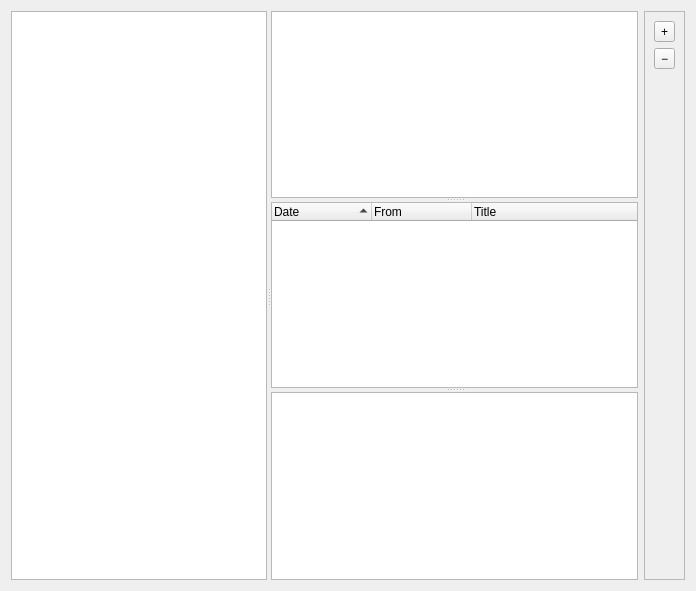
Before: the Qt Designer form weboob/applications/qboobmsg/ui/messages_manager.ui in laurentb/weboob, drawn with Qt 5.
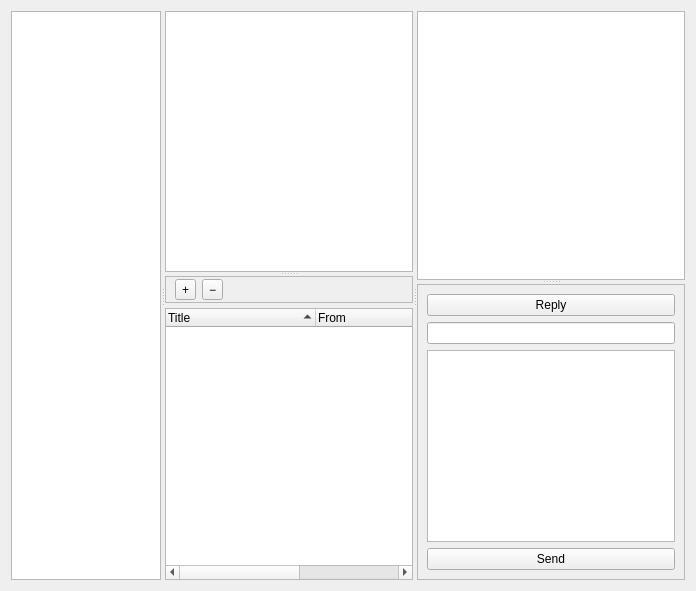
After: the same form once the commit is applied.

Commit message: support messages sending and several minor features

The edit to the form file:
```diff
--- a/weboob/applications/qboobmsg/ui/messages_manager.ui
+++ b/weboob/applications/qboobmsg/ui/messages_manager.ui
@@ -13,29 +13,29 @@
   <property name="windowTitle">
    <string/>
   </property>
-  <layout class="QHBoxLayout" name="horizontalLayout">
+  <layout class="QVBoxLayout" name="verticalLayout_2">
    <item>
-    <widget class="QSplitter" name="splitter_3">
+    <widget class="QSplitter" name="splitter_4">
      <property name="orientation">
       <enum>Qt::Horizontal</enum>
      </property>
      <widget class="QListWidget" name="backendsList">
       <property name="sizePolicy">
-       <sizepolicy hsizetype="Maximum" vsizetype="Maximum">
+       <sizepolicy hsizetype="Fixed" vsizetype="Maximum">
         <horstretch>0</horstretch>
         <verstretch>0</verstretch>
        </sizepolicy>
       </property>
+      <property name="maximumSize">
+       <size>
+        <width>150</width>
+        <height>16777215</height>
+       </size>
+      </property>
      </widget>
-     <widget class="QSplitter" name="splitter_2">
-      <property name="sizePolicy">
-       <sizepolicy hsizetype="Expanding" vsizetype="Expanding">
-        <horstretch>10</horstretch>
-        <verstretch>0</verstretch>
-       </sizepolicy>
-      </property>
+     <widget class="QSplitter" name="splitter_3">
       <property name="orientation">
-       <enum>Qt::Vertical</enum>
+       <enum>Qt::Horizontal</enum>
       </property>
       <widget class="QSplitter" name="splitter">
        <property name="orientation">
@@ -49,6 +49,78 @@
          </sizepolicy>
         </property>
        </widget>
+       <widget class="QWidget" name="widget" native="true">
+        <layout class="QVBoxLayout" name="verticalLayout_3">
+         <property name="spacing">
+          <number>5</number>
+         </property>
+         <property name="margin">
+          <number>0</number>
+         </property>
+         <item>
+          <widget class="QFrame" name="frame">
+           <property name="frameShape">
+            <enum>QFrame::StyledPanel</enum>
+           </property>
+           <property name="frameShadow">
+            <enum>QFrame::Raised</enum>
+           </property>
+           <layout class="QHBoxLayout" name="horizontalLayout">
+            <property name="leftMargin">
+             <number>9</number>
+            </property>
+            <property name="topMargin">
+             <number>2</number>
+            </property>
+            <property name="rightMargin">
+             <number>9</number>
+            </property>
+            <property name="bottomMargin">
+             <number>2</number>
+            </property>
+            <item>
+             <widget class="QToolButton" name="expandButton">
+              <property name="sizePolicy">
+               <sizepolicy hsizetype="Minimum" vsizetype="Fixed">
+                <horstretch>0</horstretch>
+                <verstretch>0</verstretch>
+               </sizepolicy>
+              </property>
+              <property name="text">
+               <string>+</string>
+              </property>
+             </widget>
+            </item>
+            <item>
+             <widget class="QToolButton" name="collapseButton">
+              <property name="sizePolicy">
+               <sizepolicy hsizetype="Minimum" vsizetype="Fixed">
+                <horstretch>0</horstretch>
+                <verstretch>0</verstretch>
+               </sizepolicy>
+              </property>
+              <property name="text">
+               <string>−</string>
+              </property>
+             </widget>
+            </item>
+            <item>
+             <spacer name="horizontalSpacer">
+              <property name="orientation">
+               <enum>Qt::Horizontal</enum>
+              </property>
+              <property name="sizeHint" stdset="0">
+               <size>
+                <width>40</width>
+                <height>20</height>
+               </size>
+              </property>
+             </spacer>
+            </item>
+           </layout>
+          </widget>
+         </item>
+         <item>
        <widget class="QTreeWidget" name="messagesTree">
         <property name="editTriggers">
          <set>QAbstractItemView::NoEditTriggers</set>
@@ -62,48 +134,52 @@
         <property name="animated">
          <bool>true</bool>
         </property>
-        <property name="headerHidden">
-         <bool>false</bool>
+           <property name="allColumnsShowFocus">
+            <bool>true</bool>
         </property>
         <attribute name="headerDefaultSectionSize">
-         <number>100</number>
+            <number>150</number>
         </attribute>
         <attribute name="headerShowSortIndicator" stdset="0">
          <bool>true</bool>
         </attribute>
-        <attribute name="headerStretchLastSection">
-         <bool>true</bool>
-        </attribute>
         <attribute name="headerDefaultSectionSize">
-         <number>100</number>
+            <number>150</number>
         </attribute>
         <attribute name="headerShowSortIndicator" stdset="0">
          <bool>true</bool>
         </attribute>
-        <attribute name="headerStretchLastSection">
-         <bool>true</bool>
-        </attribute>
-        <column>
-         <property name="text">
-          <string>Date</string>
-         </property>
-         <property name="textAlignment">
-          <set>AlignLeft|AlignVCenter</set>
-         </property>
-        </column>
-        <column>
-         <property name="text">
-          <string>From</string>
-         </property>
-        </column>
         <column>
          <property name="text">
           <string>Title</string>
          </property>
         </column>
-       </widget>
-      </widget>
+           <column>
+            <property name="text">
+             <string>From</string>
+            </property>
+           </column>
+           <column>
+            <property name="text">
+             <string>Date</string>
+            </property>
+           </column>
+          </widget>
+         </item>
+        </layout>
+       </widget>
+      </widget>
+      <widget class="QSplitter" name="splitter_2">
+       <property name="orientation">
+        <enum>Qt::Vertical</enum>
+       </property>
       <widget class="QTextEdit" name="messageBody">
+        <property name="sizePolicy">
+         <sizepolicy hsizetype="Expanding" vsizetype="Minimum">
+          <horstretch>0</horstretch>
+          <verstretch>5</verstretch>
+         </sizepolicy>
+        </property>
        <property name="readOnly">
         <bool>true</bool>
        </property>
@@ -111,11 +187,7 @@
         <set>Qt::LinksAccessibleByKeyboard|Qt::LinksAccessibleByMouse|Qt::TextBrowserInteraction|Qt::TextSelectableByKeyboard|Qt::TextSelectableByMouse</set>
        </property>
       </widget>
-     </widget>
-    </widget>
-   </item>
-   <item>
-    <widget class="QFrame" name="frame">
+       <widget class="QFrame" name="frame_2">
      <property name="frameShape">
       <enum>QFrame::StyledPanel</enum>
      </property>
@@ -124,45 +196,38 @@
      </property>
      <layout class="QVBoxLayout" name="verticalLayout">
       <item>
-       <widget class="QToolButton" name="expandButton">
-        <property name="sizePolicy">
-         <sizepolicy hsizetype="Minimum" vsizetype="Fixed">
-          <horstretch>0</horstretch>
-          <verstretch>0</verstretch>
-         </sizepolicy>
-        </property>
+          <widget class="QPushButton" name="replyButton">
         <property name="text">
-         <string>+</string>
+            <string>Reply</string>
         </property>
        </widget>
       </item>
       <item>
-       <widget class="QToolButton" name="collapseButton">
-        <property name="sizePolicy">
-         <sizepolicy hsizetype="Minimum" vsizetype="Fixed">
-          <horstretch>0</horstretch>
-          <verstretch>0</verstretch>
-         </sizepolicy>
-        </property>
+          <widget class="QWidget" name="replyWidget" native="true">
+           <layout class="QVBoxLayout" name="verticalLayout_5">
+            <property name="margin">
+             <number>0</number>
+            </property>
+            <item>
+             <widget class="QLineEdit" name="titleEdit"/>
+            </item>
+            <item>
+             <widget class="QTextEdit" name="replyEdit"/>
+            </item>
+            <item>
+             <widget class="QPushButton" name="sendButton">
         <property name="text">
-         <string>−</string>
+               <string>Send</string>
         </property>
        </widget>
       </item>
-      <item>
-       <spacer name="verticalSpacer">
-        <property name="orientation">
-         <enum>Qt::Vertical</enum>
-        </property>
-        <property name="sizeHint" stdset="0">
-         <size>
-          <width>20</width>
-          <height>40</height>
-         </size>
-        </property>
-       </spacer>
-      </item>
-     </layout>
+           </layout>
+          </widget>
+         </item>
+        </layout>
+       </widget>
+      </widget>
+     </widget>
     </widget>
    </item>
   </layout>
```
Lines whose indentation alone changed are shown as unchanged. The commit also changes 1 other file.
